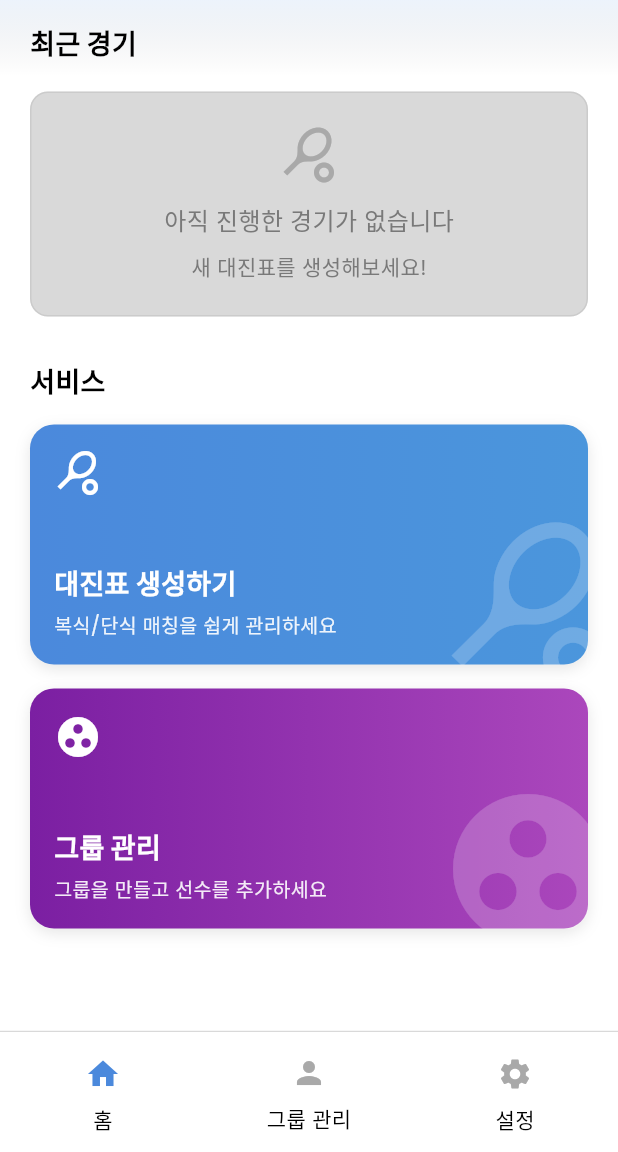
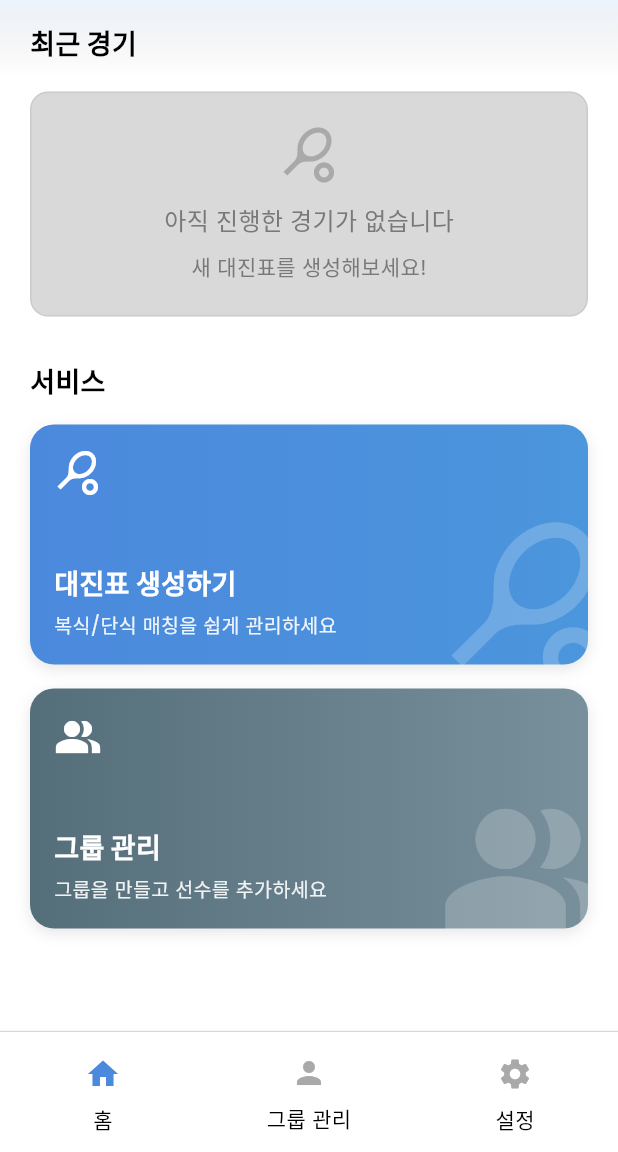
Before and after one commit to Kuneosu/bracket_helper, a Flutter app: the screen it shows after launch, on a phone screen of 412 x 824 dp, the part 84-1236 px from its top. Run offline on Flutter 3.47's test engine with Material 3 defaults, Android fonts, the phone set to English and light mode, and no system bars; our stand-ins replace drift, flutter_native_splash, flutter_staggered_animations, freezed_annotation, get_it, go_router and 3 more; missing offline and left inert: new_version_plus, sqlite3; accounts and stored records are empty; generated files the repository leaves out were written again.

Commit message:
[BH-41] 그룹 관리 카드 색상, 아이콘 변경

```diff
--- a/frontend/lib/presentation/home/screens/home_screen.dart
+++ b/frontend/lib/presentation/home/screens/home_screen.dart
@@ -212,15 +212,15 @@ class _HomeScreenState extends State<HomeScreen> {
                         child: _buildFeatureCard(
                           title: AppStrings.groupManagement,
                           subtitle: AppStrings.groupManagementDesc,
-                          iconData: Icons.group_work,
+                          iconData: Icons.people_alt,
                           onTap: () {
                             // 메인 탭 네비게이션의 그룹 관리 탭(인덱스 1)으로 이동
                             context.go(RoutePaths.savePlayer);
                           },
                           gradient: LinearGradient(
                             colors: [
-                              Colors.purple.shade700,
-                              Colors.purple.shade400,
+                              Color(0xFF546E7A),
+                              Color(0xFF78909C),
                             ],
                           ),
                           isComingSoon: false,
```
